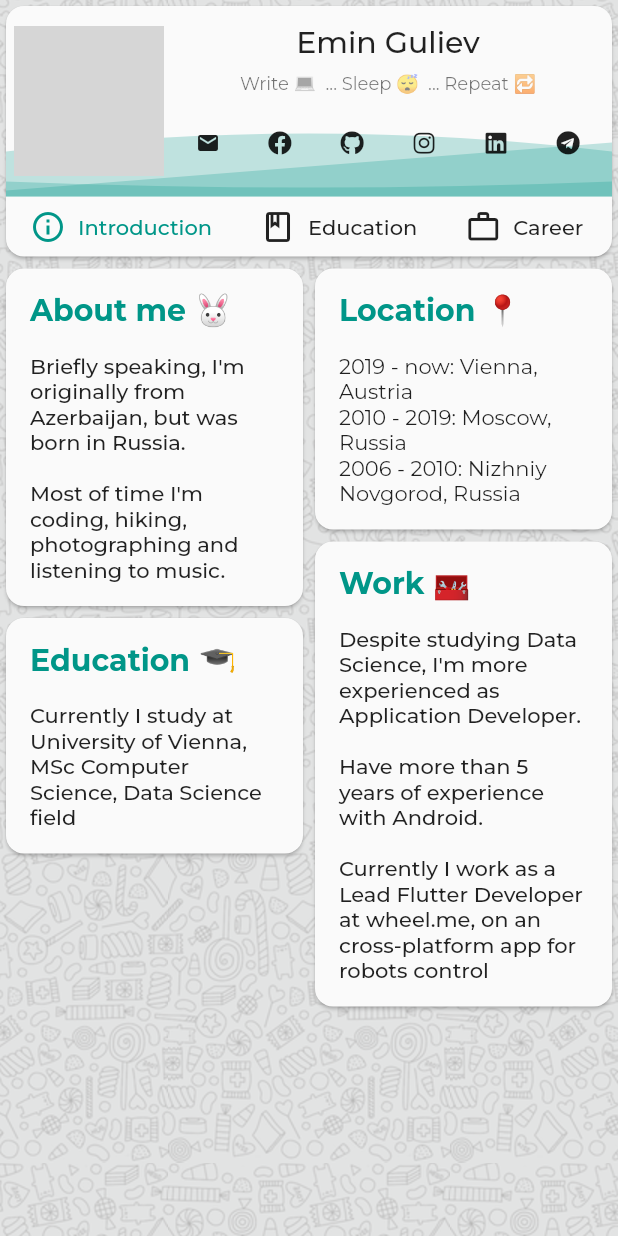
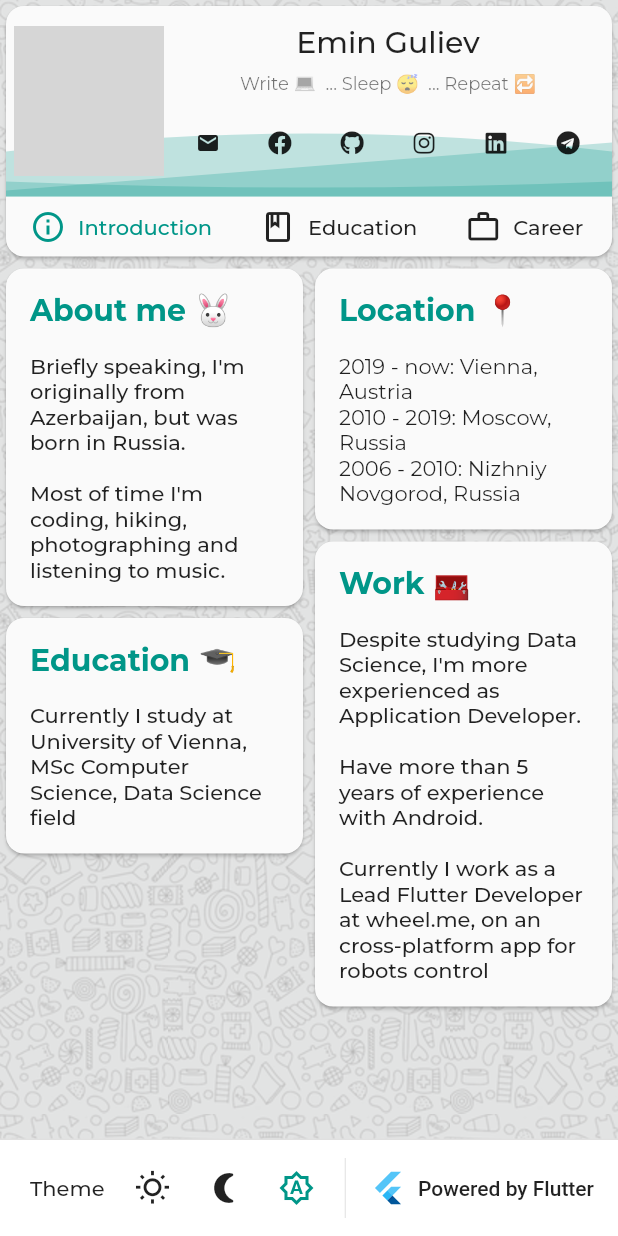
Before and after one commit to ezorrio/ezorrio.dev, a Flutter app: the screen it shows after launch, on a phone screen of 412 x 824 dp. Run offline on Flutter 3.47's test engine with Material 2 defaults, Android fonts, the light colour scheme and no system bars; our stand-ins replace bloc, flutter_bloc, font_awesome_flutter, google_fonts, shared_preferences, simple_animations; network calls fail; grey boxes are pictures that could not be loaded.

Commit message:
Added theme chooser

```diff
--- a/lib/main.dart
+++ b/lib/main.dart
@@ -4,6 +4,7 @@ import 'package:ezorrio_dev/bloc/appearance/AppearanceBloc.dart';
 import 'package:ezorrio_dev/bloc/navigation/NavigationBloc.dart';
 import 'package:ezorrio_dev/resource/SettingsRepository.dart';
 import 'package:ezorrio_dev/ui/page/IntroPage.dart';
+import 'package:ezorrio_dev/ui/widget/AppWidgets.dart';
 import 'package:ezorrio_dev/ui/widget/DrawerLayout.dart';
 import 'package:flutter/cupertino.dart';
 import 'package:flutter/material.dart';
@@ -152,6 +153,14 @@ class AppState extends State<App> with WidgetsBindingObserver, RouteAware {
                   key: App.navigatorKey,
                 ),
               ),
+              persistentFooterButtons: [
+                AppWidgets.themeChooser(context: context),
+                Container(
+                  height: 48,
+                  child: VerticalDivider(width: 1, indent: 4, endIndent: 4),
+                ),
+                AppWidgets.poweredByFlutter(context: context),
+              ],
             ),
             theme: Themes.materialTheme(),
             darkTheme: Themes.materialDarkTheme(),
--- a/lib/ui/widget/AppDrawer.dart
+++ b/lib/ui/widget/AppDrawer.dart
@@ -9,7 +9,6 @@ import 'package:ezorrio_dev/ui/widget/ProfileHeader.dart';
 import 'package:flutter/cupertino.dart';
 import 'package:flutter/material.dart';
 import 'package:flutter/widgets.dart';
-import 'package:url_launcher/url_launcher.dart';
 
 import 'AnimatedWave.dart';
 
@@ -153,18 +152,6 @@ class AppDrawerState extends State<AppDrawer> {
                   isActive: widget.currentPage == widget.pageList[item]),
             ),
           ),
-          Card(
-            child: ListTile(
-              leading: FlutterLogo(),
-              title: Text(
-                'Powered by Flutter',
-                style: context.textStyleCaption,
-              ),
-              onTap: () async => await canLaunch(Constants.FLUTTER_URL)
-                  ? await launch(Constants.FLUTTER_URL)
-                  : throw 'Could not launch ${Constants.FLUTTER_URL}',
-            ),
-          ),
         ],
       );
 
--- a/lib/ui/widget/AppWidgets.dart
+++ b/lib/ui/widget/AppWidgets.dart
@@ -1,7 +1,32 @@
+import 'package:ezorrio_dev/Constants.dart';
 import 'package:ezorrio_dev/Extensions.dart';
+import 'package:ezorrio_dev/bloc/appearance/AppearanceBloc.dart';
+import 'package:ezorrio_dev/utils/AppUtils.dart';
 import 'package:flutter/material.dart';
+import 'package:flutter_bloc/flutter_bloc.dart';
+import 'package:url_launcher/url_launcher.dart';
 
 class AppWidgets {
+  static Widget appBackground({required BuildContext context}) => Image.asset(
+        AppUtils.isSystemLight(context: context)
+            ? 'drawable/background_light.png'
+            : 'drawable/background_dark.png',
+        filterQuality: FilterQuality.high,
+        repeat: ImageRepeat.repeat,
+      );
+
+  static Widget poweredByFlutter({required BuildContext context}) =>
+      TextButton.icon(
+        icon: FlutterLogo(),
+        label: Text(
+          'Powered by Flutter',
+          style: context.textStyleBody1,
+        ),
+        onPressed: () async => await canLaunch(Constants.FLUTTER_URL)
+            ? await launch(Constants.FLUTTER_URL)
+            : throw 'Could not launch ${Constants.FLUTTER_URL}',
+      );
+
   static Widget infoCard(
           {required BuildContext context,
           required String title,
@@ -24,4 +49,36 @@ class AppWidgets {
           ),
         ),
       );
+
+  static Widget themeChooser({required BuildContext context}) => BlocBuilder(
+        bloc: BlocProvider.of<AppearanceBloc>(context),
+        builder: (BuildContext context, AppearanceState state) => Row(
+          mainAxisSize: MainAxisSize.min,
+          children: [
+            Text('Theme', style: context.textStyleBody1),
+            SizedBox(width: 8),
+            IconButton(
+                icon: Icon(Icons.wb_sunny_outlined),
+                disabledColor: context.primaryColor,
+                onPressed: state.theme != AppTheme.LIGHT
+                    ? () => BlocProvider.of<AppearanceBloc>(context)
+                        .add(LightManualChose())
+                    : null),
+            IconButton(
+                icon: Icon(Icons.nightlight_round),
+                disabledColor: context.primaryColor,
+                onPressed: state.theme != AppTheme.DARK
+                    ? () => BlocProvider.of<AppearanceBloc>(context)
+                        .add(DarkManualChose())
+                    : null),
+            IconButton(
+                icon: Icon(Icons.brightness_auto_outlined),
+                disabledColor: context.primaryColor,
+                onPressed: state.theme != AppTheme.SYSTEM
+                    ? () => BlocProvider.of<AppearanceBloc>(context)
+                        .add(SystemChose())
+                    : null),
+          ],
+        ),
+      );
 }
--- a/lib/ui/widget/DrawerLayout.dart
+++ b/lib/ui/widget/DrawerLayout.dart
@@ -3,6 +3,7 @@ import 'package:ezorrio_dev/Places.dart';
 import 'package:ezorrio_dev/bloc/navigation/NavigationBloc.dart';
 import 'package:ezorrio_dev/main.dart';
 import 'package:ezorrio_dev/model/AppPlace.dart';
+import 'package:ezorrio_dev/ui/widget/AppWidgets.dart';
 import 'package:ezorrio_dev/utils/AppUtils.dart';
 import 'package:flutter/material.dart';
 import 'package:flutter/widgets.dart';
@@ -75,11 +76,7 @@ class DrawerLayoutState extends State<DrawerLayout> {
           },
           child: Stack(children: [
             Positioned.fill(
-              child: Image.asset(
-                AppUtils.isSystemLight ? 'drawable/background_light.png': 'drawable/background_dark.png',
-                filterQuality: FilterQuality.high,
-                repeat: ImageRepeat.repeat,
-              ),
+              child: AppWidgets.appBackground(context: context),
             ),
             AppUtils.isCompact(context: context)
                 ? mobileLayout(page: state.currentPage)
--- a/lib/utils/AppUtils.dart
+++ b/lib/utils/AppUtils.dart
@@ -1,11 +1,10 @@
 import 'package:ezorrio_dev/Constants.dart';
 import 'package:flutter/cupertino.dart';
+import 'package:flutter/material.dart';
 
 class AppUtils {
-  static bool get isSystemLight =>
-      MediaQueryData.fromWindow(WidgetsBinding.instance!.window)
-          .platformBrightness ==
-      Brightness.light;
+  static bool isSystemLight({required BuildContext context}) =>
+      Theme.of(context).brightness == Brightness.light;
 
   static bool isCompact({required BuildContext context}) =>
       MediaQuery.of(context).size.width < Constants.DESKTOP_MENU_SIZE * 2.5;
```
